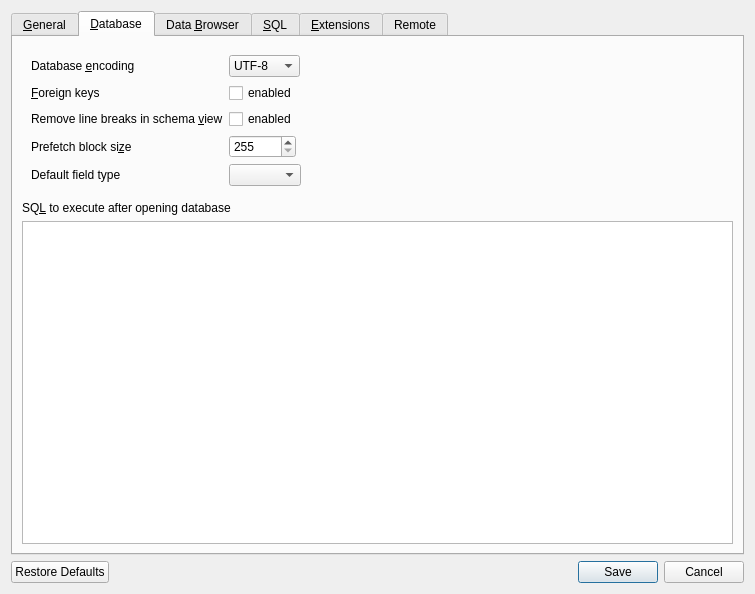
First picture: the form in src/PreferencesDialog.ui, repository Jkalio52/sqlitebrowser, before the edit.
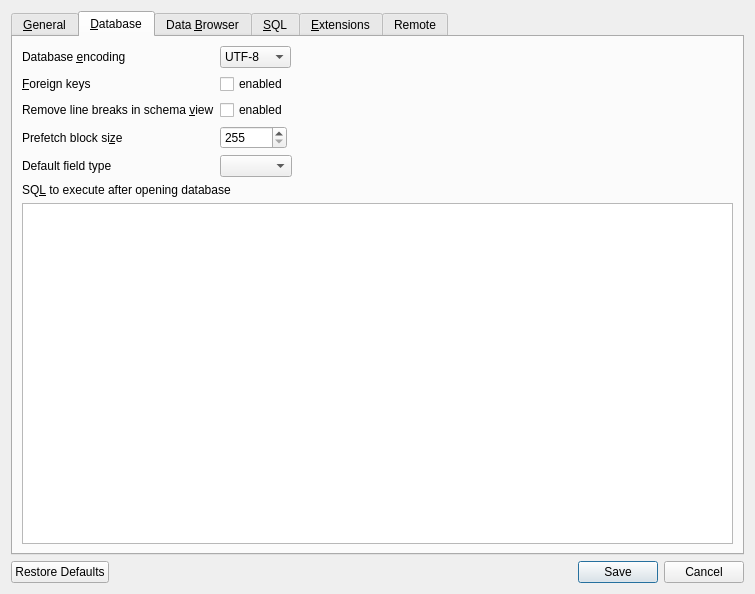
Second picture: the form after the edit. The open tabs and pages were chosen to show the change. Icons and pictures are not drawn. Custom widgets are drawn as their Qt base class.

Commit message:
fix ui mistake (4x XyMargin)
done: fix ui mistake (4x XyMargin)

```diff
--- a/src/PreferencesDialog.ui
+++ b/src/PreferencesDialog.ui
@@ -561,18 +561,6 @@
          <property name="fieldGrowthPolicy">
           <enum>QFormLayout::FieldsStayAtSizeHint</enum>
          </property>
-         <property name="leftMargin">
-          <number>9</number>
-         </property>
-         <property name="topMargin">
-          <number>9</number>
-         </property>
-         <property name="rightMargin">
-          <number>9</number>
-         </property>
-         <property name="bottomMargin">
-          <number>9</number>
-         </property>
          <item row="0" column="0">
           <widget class="QLabel" name="label">
            <property name="text">
```
